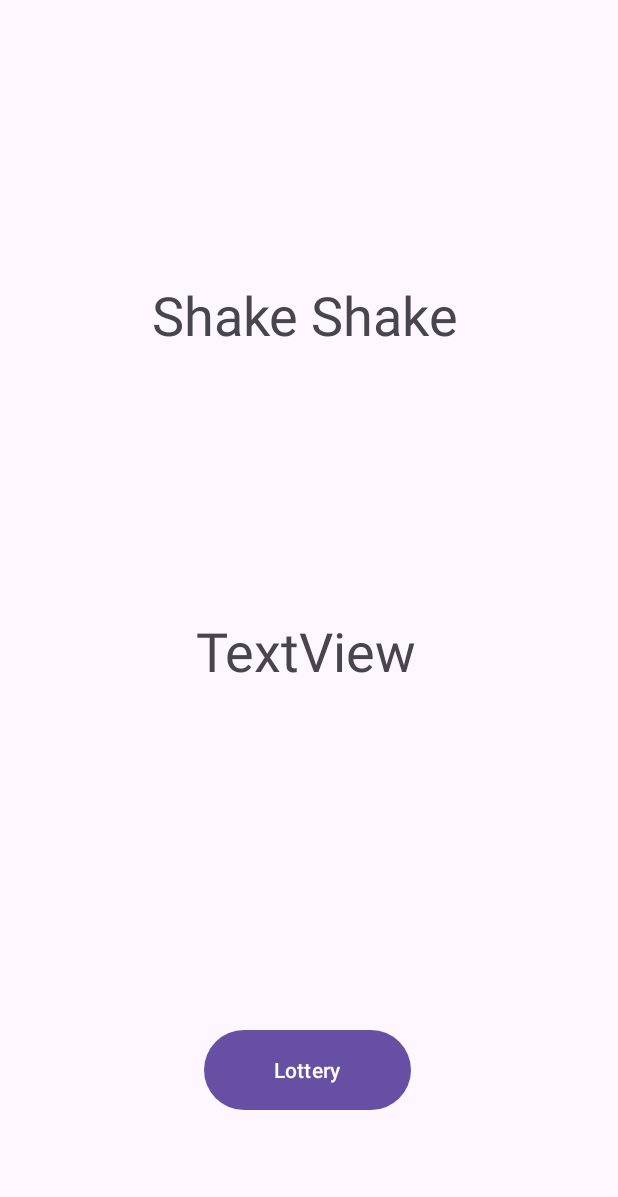
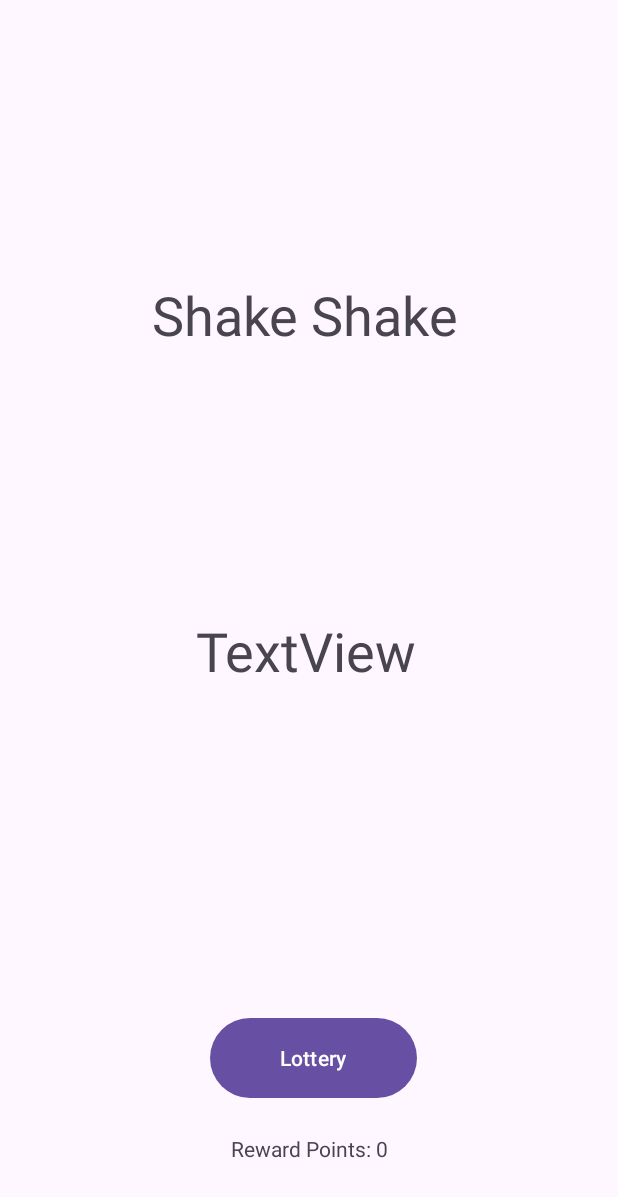
Before and after one commit to Archer001201/IAT359_FinalProject, an Android app: the Gacha screen opened directly, with no data from a screen before it, after a tap on "Lottery", on a phone screen of 412 x 824 dp. Shown: the top 1197 px of the screen. Run offline under Robolectric (Android 15) with nearby library versions, the phone set to English and light mode, and no system bars.

Commit message:
cost reward point

```diff
--- a/MilestoneMate/app/src/main/java/com/example/milestonemate/Gacha.java
+++ b/MilestoneMate/app/src/main/java/com/example/milestonemate/Gacha.java
@@ -1,6 +1,7 @@
 package com.example.milestonemate;
 
 import android.content.Context;
+import android.content.SharedPreferences;
 import android.hardware.Sensor;
 import android.hardware.SensorEvent;
 import android.hardware.SensorEventListener;
@@ -16,7 +17,7 @@ import java.util.Random;
 
 public class Gacha extends AppCompatActivity
 {
-
+    private MyDatabase db;
     private SensorManager sensorManager;
     private SensorListener sensorListener;
     private Sensor accelerometer;
@@ -25,12 +26,15 @@ public class Gacha extends AppCompatActivity
     private TextView gachaResult;
     private Button gachaGo;
     private boolean shakeInitiated = false;
+    private TextView rewardPointsText;
+    private String uid;
 
 
     protected void onCreate(Bundle savedInstanceState)
     {
         super.onCreate(savedInstanceState);
         setContentView(R.layout.activity_gacha_page);
+        db = new MyDatabase(this);
 
         sensorManager = (SensorManager) getSystemService(Context.SENSOR_SERVICE);
         accelerometer = sensorManager.getDefaultSensor(Sensor.TYPE_ACCELEROMETER);
@@ -40,6 +44,12 @@ public class Gacha extends AppCompatActivity
         gachaInfo = findViewById(R.id.gacha_info);
         gachaResult = findViewById(R.id.gacha_result);
         gachaGo = findViewById(R.id.gacha_button);
+        rewardPointsText = findViewById(R.id.rewardPoint);
+
+        SharedPreferences sharedPreferences = getSharedPreferences("UserPrefs", MODE_PRIVATE);
+        uid = sharedPreferences.getString("uid", "0");
+
+        displayRewardPoints();
 
 
         gachaGo.setOnClickListener(new View.OnClickListener() {
@@ -48,7 +58,7 @@ public class Gacha extends AppCompatActivity
                 gachaInfo.setText("Shake Shake");
                 shakeInitiated = true;
                 sensorManager.registerListener(sensorListener, accelerometer, SensorManager.SENSOR_DELAY_UI);
-
+                updateRewardPoints();
             }
         });
 
@@ -82,6 +92,19 @@ public class Gacha extends AppCompatActivity
         }
     }
 
+    private void displayRewardPoints(){
+        int currentRewardPoints = db.getValueByUid(uid, Constants.REWARD_POINT);
+        String formattedText = getString(R.string.reward_points, currentRewardPoints);
+        rewardPointsText.setText(formattedText);
+    }
+
+    private void updateRewardPoints(){
+        int currentRewardPoints = db.getValueByUid(uid, Constants.REWARD_POINT);
+        currentRewardPoints -= 10;
+        db.updateRewardPointsByUid(uid, currentRewardPoints);
+        displayRewardPoints();
+    }
+
 
     protected void onPause() {
         super.onPause();
--- a/MilestoneMate/app/src/main/java/com/example/milestonemate/MyDatabase.java
+++ b/MilestoneMate/app/src/main/java/com/example/milestonemate/MyDatabase.java
@@ -80,9 +80,9 @@ public class MyDatabase {
     }
 
     //获取数据库里面的用户的数据，传递一个用户uid和一个数据类型（调用Constants类里的常量）
-    public String getValueByUid(String uid, String returnType){
+    public int getValueByUid(String uid, String returnType){
         SQLiteDatabase db = helper.getReadableDatabase();
-        String result = null;
+        int result = 0;
 
         Cursor cursor = db.query(
                 Constants.USER_TABLE,
@@ -97,7 +97,7 @@ public class MyDatabase {
         if (cursor != null && cursor.moveToFirst()) {
             int columnIndex = cursor.getColumnIndex(returnType);
             if (columnIndex != -1) {
-                result = cursor.getString(columnIndex);
+                result = cursor.getInt(columnIndex);
             } else {
                 Log.e("getValueByUid", "Column " + returnType + " does not exist.");
             }
--- a/MilestoneMate/app/src/main/res/layout/activity_gacha_page.xml
+++ b/MilestoneMate/app/src/main/res/layout/activity_gacha_page.xml
@@ -9,8 +9,8 @@
         android:id="@+id/gacha_button"
         android:layout_width="138dp"
         android:layout_height="61dp"
-        android:layout_marginStart="136dp"
-        android:layout_marginBottom="80dp"
+        android:layout_marginStart="140dp"
+        android:layout_marginBottom="88dp"
         android:text="Lottery"
         app:layout_constraintBottom_toBottomOf="parent"
         app:layout_constraintStart_toStartOf="parent" />
@@ -38,4 +38,15 @@
         android:textSize="36sp"
         app:layout_constraintStart_toStartOf="parent"
         app:layout_constraintTop_toTopOf="parent" />
+
+    <TextView
+        android:id="@+id/rewardPoint"
+        android:layout_width="wrap_content"
+        android:layout_height="wrap_content"
+        android:text="@string/reward_points"
+        app:layout_constraintBottom_toBottomOf="parent"
+        app:layout_constraintEnd_toEndOf="parent"
+        app:layout_constraintStart_toStartOf="parent"
+        app:layout_constraintTop_toBottomOf="@+id/gacha_button"
+        app:layout_constraintVertical_bias="0.287" />
 </androidx.constraintlayout.widget.ConstraintLayout>
--- a/MilestoneMate/app/src/main/res/values/strings.xml
+++ b/MilestoneMate/app/src/main/res/values/strings.xml
@@ -23,4 +23,5 @@
     <string name="submit_button">Submit</string>
     <string name="add_a_new_todo_text">Add a New ToDo</string>
     <string name="reward_points_text">Reward Points</string>
+    <string name="reward_points">Reward Points: %1$d</string>
 </resources>
```
